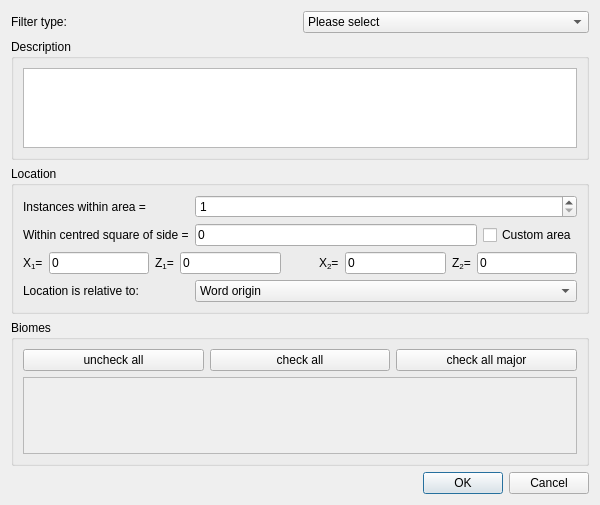
Cubitect/cubiomes-viewer, file filterdialog.ui: the form before one commit.
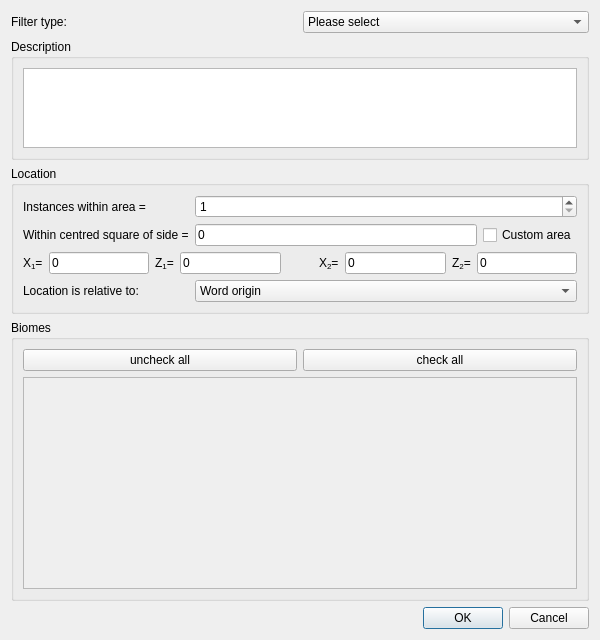
The form after the commit.

Diff of the .ui file:
```diff
--- a/filterdialog.ui
+++ b/filterdialog.ui
@@ -7,7 +7,7 @@
     <x>0</x>
     <y>0</y>
     <width>600</width>
-    <height>505</height>
+    <height>640</height>
    </rect>
   </property>
   <property name="windowTitle">
@@ -84,13 +84,6 @@
           </property>
          </widget>
         </item>
-        <item>
-         <widget class="QPushButton" name="buttonCheckMajor">
-          <property name="text">
-           <string>check all major</string>
-          </property>
-         </widget>
-        </item>
        </layout>
       </item>
       <item>
```
Left out of the diff: 29 changed lines with no effect on the pictures.
